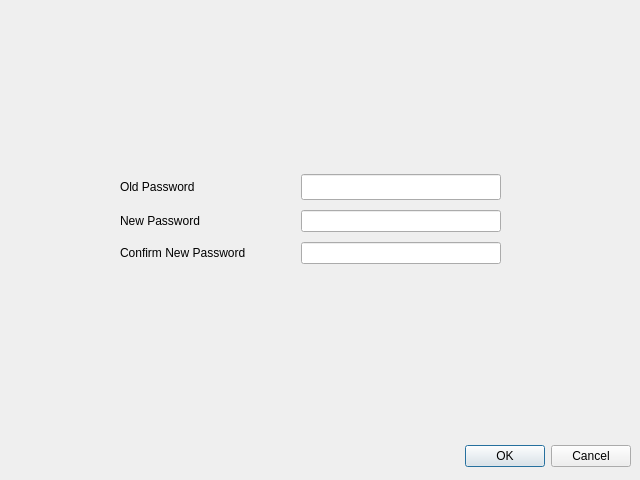
Qt form LMS Qt Project/Moodle/changepassworddialog.ui (Nakuehe/Group_4) before a commit.
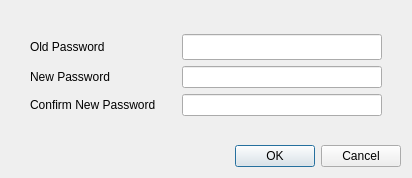
The same form after that commit.

```diff
--- a/LMS Qt Project/Moodle/changepassworddialog.ui
+++ b/LMS Qt Project/Moodle/changepassworddialog.ui
@@ -6,41 +6,47 @@
    <rect>
     <x>0</x>
     <y>0</y>
-    <width>640</width>
-    <height>480</height>
+    <width>412</width>
+    <height>178</height>
    </rect>
   </property>
   <property name="windowTitle">
    <string>Dialog</string>
   </property>
-  <widget class="QDialogButtonBox" name="buttonBox">
-   <property name="geometry">
-    <rect>
-     <x>10</x>
-     <y>440</y>
-     <width>621</width>
-     <height>32</height>
-    </rect>
-   </property>
+  <layout class="QGridLayout" name="gridLayout">
+   <item row="0" column="0">
+    <layout class="QVBoxLayout" name="verticalLayout_3">
+     <item>
+      <layout class="QVBoxLayout" name="verticalLayout_2">
+       <item>
+        <spacer name="verticalSpacer">
+         <property name="orientation">
+          <enum>Qt::Vertical</enum>
+         </property>
+         <property name="sizeHint" stdset="0">
+          <size>
+           <width>20</width>
+           <height>40</height>
+          </size>
+         </property>
+        </spacer>
+       </item>
+       <item>
+        <layout class="QHBoxLayout" name="horizontalLayout_4">
+         <item>
+          <spacer name="horizontalSpacer_4">
    <property name="orientation">
     <enum>Qt::Horizontal</enum>
    </property>
-   <property name="standardButtons">
-    <set>QDialogButtonBox::Cancel|QDialogButtonBox::Ok</set>
-   </property>
-   <property name="centerButtons">
-    <bool>false</bool>
-   </property>
-  </widget>
-  <widget class="QWidget" name="">
-   <property name="geometry">
-    <rect>
-     <x>120</x>
-     <y>170</y>
-     <width>381</width>
-     <height>100</height>
-    </rect>
-   </property>
+           <property name="sizeHint" stdset="0">
+            <size>
+             <width>40</width>
+             <height>20</height>
+            </size>
+           </property>
+          </spacer>
+         </item>
+         <item>
    <layout class="QVBoxLayout" name="verticalLayout">
     <item>
      <layout class="QHBoxLayout" name="horizontalLayout">
@@ -145,7 +151,53 @@
      </layout>
     </item>
    </layout>
-  </widget>
+         </item>
+         <item>
+          <spacer name="horizontalSpacer_5">
+           <property name="orientation">
+            <enum>Qt::Horizontal</enum>
+           </property>
+           <property name="sizeHint" stdset="0">
+            <size>
+             <width>40</width>
+             <height>20</height>
+            </size>
+           </property>
+          </spacer>
+         </item>
+        </layout>
+       </item>
+       <item>
+        <spacer name="verticalSpacer_2">
+         <property name="orientation">
+          <enum>Qt::Vertical</enum>
+         </property>
+         <property name="sizeHint" stdset="0">
+          <size>
+           <width>20</width>
+           <height>40</height>
+          </size>
+         </property>
+        </spacer>
+       </item>
+      </layout>
+     </item>
+     <item>
+      <widget class="QDialogButtonBox" name="buttonBox">
+       <property name="orientation">
+        <enum>Qt::Horizontal</enum>
+       </property>
+       <property name="standardButtons">
+        <set>QDialogButtonBox::Cancel|QDialogButtonBox::Ok</set>
+       </property>
+       <property name="centerButtons">
+        <bool>false</bool>
+       </property>
+      </widget>
+     </item>
+    </layout>
+   </item>
+  </layout>
  </widget>
  <resources/>
  <connections>
```
Lines whose indentation alone changed are shown as unchanged.
